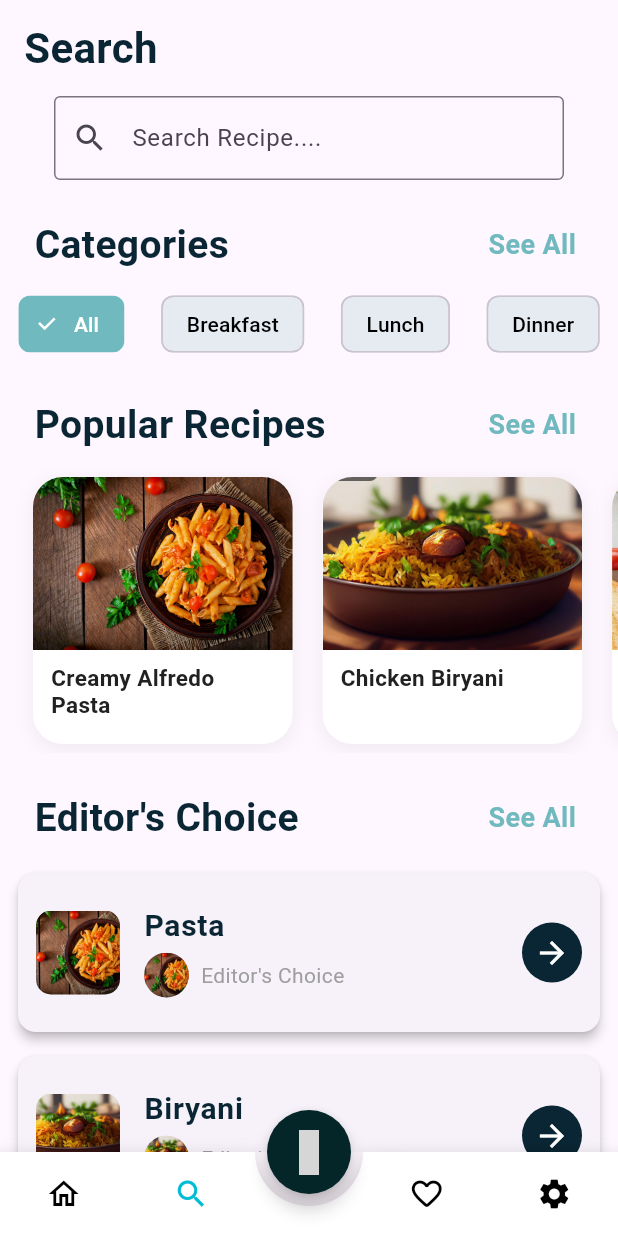
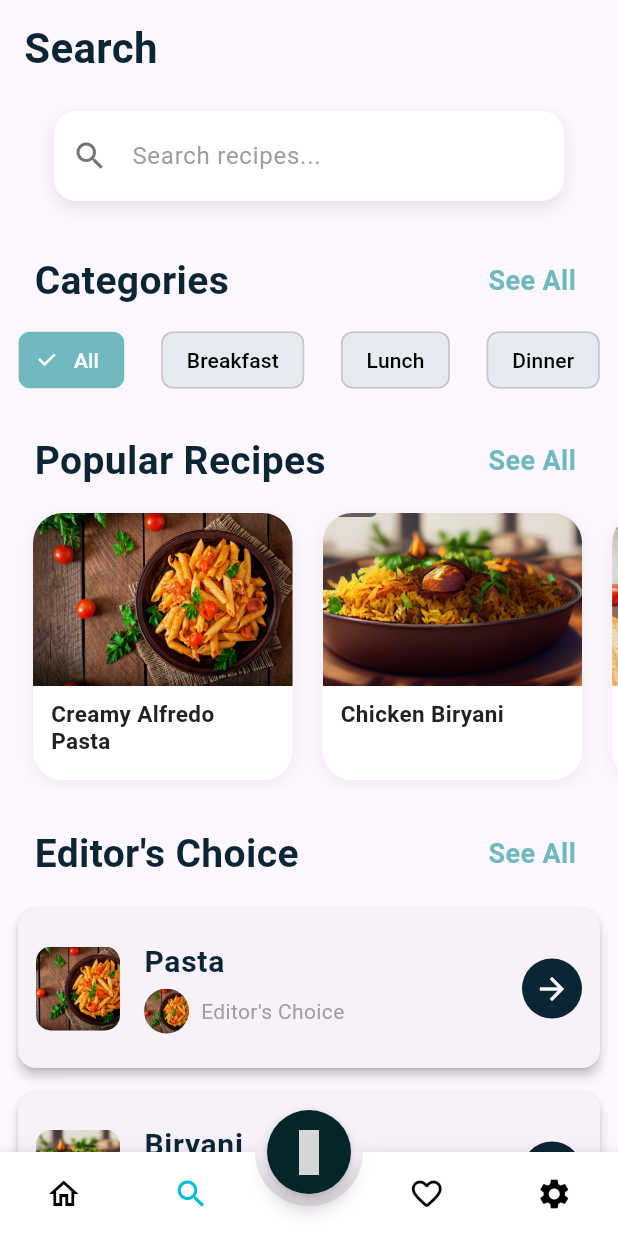
Before and after one commit to Techie58/Bite_Book, a Flutter app: the screen it shows after launch, item 2 of the bottom bar chosen, on a phone screen of 412 x 824 dp. Run offline on Flutter 3.47's test engine with Material 3 defaults, Android fonts, the phone set to English and light mode, and no system bars; drawn by our look-alikes of animated_bottom_navigation_bar; our stand-ins replace firebase_core, hugeicons, shared_preferences, sliding_up_panel; accounts and stored records are empty; grey boxes are pictures that could not be loaded.

Commit message:
Search bar is working

```diff
--- a/lib/designs/search_bar_design.dart
+++ b/lib/designs/search_bar_design.dart
@@ -1,24 +1,83 @@
-import 'package:flutter/cupertino.dart';
+import 'dart:async';
 import 'package:flutter/material.dart';
+import 'package:provider/provider.dart';
+import 'package:bite_book/providers/fav_recipe_provider.dart';
 
-class SearchBarDesign extends StatelessWidget {
+class SearchBarDesign extends StatefulWidget {
   final TextEditingController searchTextFieldController;
 
   const SearchBarDesign({super.key, required this.searchTextFieldController});
 
+  @override
+  State<SearchBarDesign> createState() => _SearchBarDesignState();
+}
+
+class _SearchBarDesignState extends State<SearchBarDesign> {
+  Timer? _debounce;
+
+  @override
+  void dispose() {
+    _debounce?.cancel();
+    super.dispose();
+  }
+
+  void onSearchChanged(String value) {
+    // Debounce: waits 300ms after user stops typing
+    if (_debounce?.isActive ?? false) _debounce!.cancel();
+    _debounce = Timer(Duration(milliseconds: 300), () {
+      Provider.of<RecipeProvider>(context, listen: false).setSearchQuery(value);
+    });
+  }
 
   @override
   Widget build(BuildContext context) {
-    return Padding(
-      padding: const EdgeInsets.symmetric(horizontal: 20),
+    return Container(
+      margin: const EdgeInsets.symmetric(horizontal: 20, vertical: 10),
+      decoration: BoxDecoration(
+        borderRadius: BorderRadius.circular(15),
+        boxShadow: [
+          BoxShadow(
+            color: Colors.black.withOpacity(0.1),
+            blurRadius: 10,
+            offset: const Offset(0, 4),
+          ),
+        ],
+      ),
       child: TextField(
-        controller: searchTextFieldController,
+        controller: widget.searchTextFieldController,
+        onChanged: onSearchChanged,
         decoration: InputDecoration(
-          prefixIcon: Icon(Icons.search),
-          border: OutlineInputBorder(),
-          hintText: 'Search Recipe....',
-          focusedBorder: UnderlineInputBorder(),
+          filled: true,
+          fillColor: Colors.white,
+          prefixIcon: Icon(Icons.search, color: Colors.grey[600]),
+          suffixIcon: widget.searchTextFieldController.text.isNotEmpty
+              ? IconButton(
+                  icon: Icon(Icons.close, color: Colors.grey[600]),
+                  onPressed: () {
+                    widget.searchTextFieldController.clear();
+                    onSearchChanged('');
+                    setState(
+                      () {},
+                    ); // <-- refresh UI so the clear button disappears
+                  },
+                )
+              : null,
+          hintText: 'Search recipes...',
+          hintStyle: TextStyle(color: Colors.grey[500]),
+          border: OutlineInputBorder(
+            borderRadius: BorderRadius.circular(15),
+            borderSide: BorderSide.none,
+          ),
+          focusedBorder: OutlineInputBorder(
+            borderRadius: BorderRadius.circular(15),
+            borderSide: BorderSide(color: Colors.blueAccent, width: 2),
+          ),
+          contentPadding: const EdgeInsets.symmetric(
+            horizontal: 20,
+            vertical: 18,
+          ),
         ),
+        style: TextStyle(fontSize: 16, color: Colors.grey[800]),
       ),
     );
   }
--- a/lib/pages/search_page.dart
+++ b/lib/pages/search_page.dart
@@ -12,13 +12,20 @@ import 'package:provider/provider.dart';
 import '../widgets/category_listview.dart';
 import '../widgets/see_all_tile.dart';
 
-class SearchPage extends StatelessWidget {
+class SearchPage extends StatefulWidget {
   final List<RecipeDetailModel> recipeDetailModelList;
   const SearchPage({super.key, required this.recipeDetailModelList});
 
   @override
+  State<SearchPage> createState() => _SearchPageState();
+}
+
+class _SearchPageState extends State<SearchPage> {
+  late TextEditingController searchTextFieldController = TextEditingController();
+
+
+  @override
   Widget build(BuildContext context) {
-    TextEditingController searchTextFieldController = TextEditingController();
     final provider = Provider.of<RecipeProvider>(context);
     final recipes = provider.filteredRecipes;
     return SafeArea(
```
